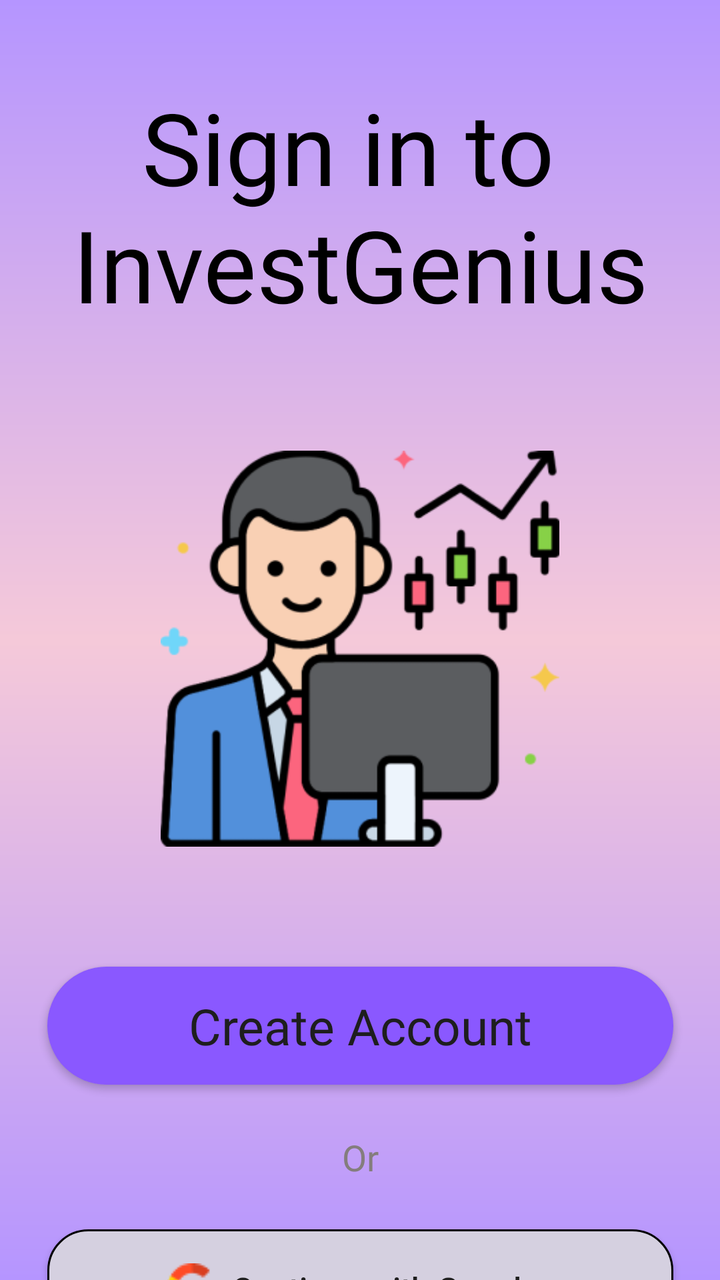
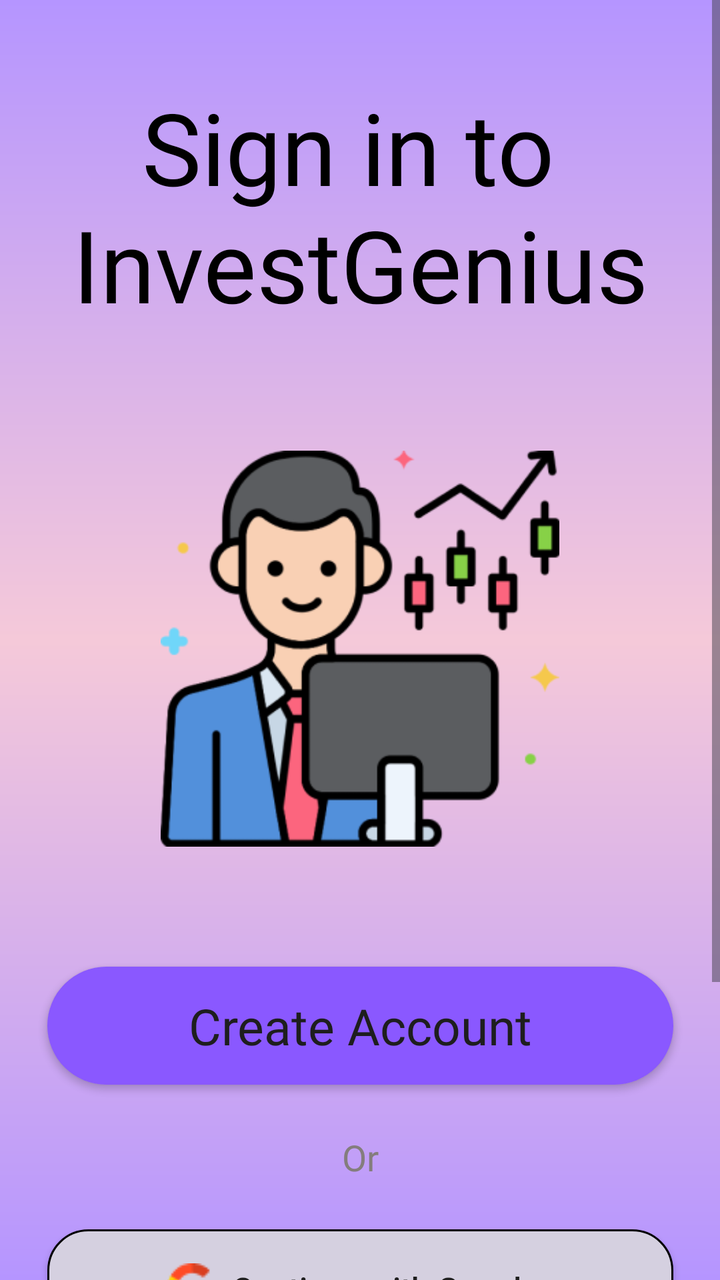

Before-and-after screenshots of an Android layout around one commit, followed by the original layout XML and the change that was made.
<!-- AndroidManifest.xml: application theme Theme.InvestGenius -->
<!-- res/layout/activity_create_account.xml -->
<?xml version="1.0" encoding="utf-8"?>
<androidx.constraintlayout.widget.ConstraintLayout xmlns:android="http://schemas.android.com/apk/res/android"
    xmlns:app="http://schemas.android.com/apk/res-auto"
    xmlns:tools="http://schemas.android.com/tools"
    android:id="@+id/main"
    android:layout_width="match_parent"
    android:layout_height="match_parent"
    android:background="@drawable/background"
    tools:context=".create_account">

    <TextView
        android:id="@+id/textView10"
        android:layout_width="wrap_content"
        android:layout_height="wrap_content"
        android:layout_marginTop="40dp"
        android:fontFamily="@font/blinker_bold"
        android:gravity="center"
        android:text="Sign in to \nInvestGenius"
        android:textColor="#000000"
        android:textSize="50sp"
        app:layout_constraintEnd_toEndOf="parent"
        app:layout_constraintStart_toStartOf="parent"
        app:layout_constraintTop_toTopOf="parent" />

    <ImageView
        android:id="@+id/imageView5"
        android:layout_width="200dp"
        android:layout_height="198dp"
        android:layout_marginTop="60dp"
        app:layout_constraintEnd_toEndOf="@+id/textView10"
        app:layout_constraintStart_toStartOf="@+id/textView10"
        app:layout_constraintTop_toBottomOf="@+id/textView10"
        app:srcCompat="@drawable/stockbroker" />

    <androidx.appcompat.widget.AppCompatButton
        android:id="@+id/button4"
        android:layout_width="313dp"
        android:layout_height="59dp"
        android:layout_marginTop="60dp"
        android:background="@drawable/button"
        android:elevation="15dp"
        android:fontFamily="@font/istok_web_bold"
        android:text="Create Account"
        android:textAllCaps="false"
        android:textColor="#1E1E1E"
        android:textSize="25sp"
        app:layout_constraintEnd_toEndOf="@+id/imageView5"
        app:layout_constraintStart_toStartOf="@+id/imageView5"
        app:layout_constraintTop_toBottomOf="@+id/imageView5" />

    <TextView
        android:id="@+id/textView11"
        android:layout_width="wrap_content"
        android:layout_height="wrap_content"
        android:layout_marginTop="24dp"
        android:fontFamily="@font/istok_web_bold"
        android:text="Or"
        android:textColor="#847D7D"
        android:textSize="18sp"
        app:layout_constraintEnd_toEndOf="@+id/button4"
        app:layout_constraintStart_toStartOf="@+id/button4"
        app:layout_constraintTop_toBottomOf="@+id/button4" />

    <androidx.appcompat.widget.AppCompatButton
        android:id="@+id/button5"
        android:layout_width="313dp"
        android:layout_height="59dp"
        android:layout_marginTop="24dp"
        android:background="@drawable/googlebutton"
        android:drawableLeft="@drawable/google"
        android:elevation="10dp"
        android:paddingStart="60dp"
        android:paddingEnd="60dp"
        android:text="Continue with Google"
        android:textAllCaps="false"
        android:textColor="#1E1E1E"
        android:textSize="16sp"
        app:layout_constraintEnd_toEndOf="@+id/textView11"
        app:layout_constraintStart_toStartOf="@+id/textView11"
        app:layout_constraintTop_toBottomOf="@+id/textView11" />

    <ImageView
        android:id="@+id/imageView6"
        android:layout_width="wrap_content"
        android:layout_height="wrap_content"
        android:layout_marginTop="50dp"
        app:layout_constraintEnd_toEndOf="parent"
        app:layout_constraintStart_toStartOf="parent"
        app:layout_constraintTop_toBottomOf="@+id/button5"
        app:srcCompat="@drawable/linear" />

    <TextView
        android:id="@+id/textView12"
        android:layout_width="wrap_content"
        android:layout_height="wrap_content"
        android:layout_marginTop="50dp"
        android:fontFamily="@font/istok_web_bold"
        android:text="Already have an account!!"
        android:textColor="#000000"
        android:textSize="18sp"
        app:layout_constraintEnd_toEndOf="@+id/imageView6"
        app:layout_constraintStart_toStartOf="@+id/imageView6"
        app:layout_constraintTop_toBottomOf="@+id/imageView6" />

    <TextView
        android:id="@+id/textView13"
        android:layout_width="wrap_content"
        android:layout_height="wrap_content"
        android:fontFamily="@font/istok_web_bold"
        android:text="Login"
        android:textColor="#7F48FF"
        android:textSize="18sp"
        app:layout_constraintEnd_toEndOf="@+id/textView12"
        app:layout_constraintStart_toStartOf="@+id/textView12"
        app:layout_constraintTop_toBottomOf="@+id/textView12" />
</androidx.constraintlayout.widget.ConstraintLayout>
<!-- resources referenced by this layout -->
<resources>
  <!-- drawable background (drawable) -->
  <?xml version="1.0" encoding="utf-8"?>
  <shape xmlns:android="http://schemas.android.com/apk/res/android">
      <gradient
          android:startColor="#B595FF"
          android:centerColor="#F5C9D9"
          android:endColor="#B595FF"
          android:angle="450">
      </gradient>
  </shape>
  <!-- drawable button (drawable) -->
  <?xml version="1.0" encoding="utf-8"?>
  <shape xmlns:android="http://schemas.android.com/apk/res/android">
      <solid android:color="#8A58FF">
      </solid>
      <corners android:radius="50dp"></corners>
      <stroke android:color="@color/white"/>
  </shape>
  <!-- drawable google: png bitmap (drawable, 956 bytes) -->
  <!-- drawable googlebutton (drawable) -->
  <?xml version="1.0" encoding="utf-8"?>
  <shape xmlns:android="http://schemas.android.com/apk/res/android">
      <solid android:color="#D5D0E0"/>
      <corners android:radius="20dp"/>
      <stroke android:color="@color/black"
          android:width="1dp"/>
  </shape>
  <!-- drawable linear: png bitmap (drawable, 265 bytes) -->
  <!-- drawable stockbroker: png bitmap (drawable, 23435 bytes) -->
  <style name="Theme.InvestGenius" parent="Base.Theme.InvestGenius" />
  <color name="white">#FFFFFFFF</color>
  <color name="black">#FF000000</color>
  <style name="Base.Theme.InvestGenius" parent="Theme.Material3.DayNight.NoActionBar">
          
          
      </style>
</resources>

<!-- the commit's change to res/layout/activity_create_account.xml (unified diff, before → after) -->
@@ -8,109 +8,120 @@
     android:background="@drawable/background"
     tools:context=".create_account">
 
-    <TextView
-        android:id="@+id/textView10"
-        android:layout_width="wrap_content"
-        android:layout_height="wrap_content"
-        android:layout_marginTop="40dp"
-        android:fontFamily="@font/blinker_bold"
-        android:gravity="center"
-        android:text="Sign in to \nInvestGenius"
-        android:textColor="#000000"
-        android:textSize="50sp"
-        app:layout_constraintEnd_toEndOf="parent"
-        app:layout_constraintStart_toStartOf="parent"
-        app:layout_constraintTop_toTopOf="parent" />
+    <ScrollView
+        android:layout_width="match_parent"
+        android:layout_height="match_parent">
 
-    <ImageView
-        android:id="@+id/imageView5"
-        android:layout_width="200dp"
-        android:layout_height="198dp"
-        android:layout_marginTop="60dp"
-        app:layout_constraintEnd_toEndOf="@+id/textView10"
-        app:layout_constraintStart_toStartOf="@+id/textView10"
-        app:layout_constraintTop_toBottomOf="@+id/textView10"
-        app:srcCompat="@drawable/stockbroker" />
+        <androidx.constraintlayout.widget.ConstraintLayout
+            android:layout_width="match_parent"
+            android:layout_height="wrap_content">
 
-    <androidx.appcompat.widget.AppCompatButton
-        android:id="@+id/button4"
-        android:layout_width="313dp"
-        android:layout_height="59dp"
-        android:layout_marginTop="60dp"
-        android:background="@drawable/button"
-        android:elevation="15dp"
-        android:fontFamily="@font/istok_web_bold"
-        android:text="Create Account"
-        android:textAllCaps="false"
-        android:textColor="#1E1E1E"
-        android:textSize="25sp"
-        app:layout_constraintEnd_toEndOf="@+id/imageView5"
-        app:layout_constraintStart_toStartOf="@+id/imageView5"
-        app:layout_constraintTop_toBottomOf="@+id/imageView5" />
+            <TextView
+                android:id="@+id/textView10"
+                android:layout_width="wrap_content"
+                android:layout_height="wrap_content"
+                android:layout_marginTop="40dp"
+                android:fontFamily="@font/blinker_bold"
+                android:gravity="center"
+                android:text="Sign in to \nInvestGenius"
+                android:textColor="#000000"
+                android:textSize="50sp"
+                app:layout_constraintEnd_toEndOf="parent"
+                app:layout_constraintStart_toStartOf="parent"
+                app:layout_constraintTop_toTopOf="parent" />
 
-    <TextView
-        android:id="@+id/textView11"
-        android:layout_width="wrap_content"
-        android:layout_height="wrap_content"
-        android:layout_marginTop="24dp"
-        android:fontFamily="@font/istok_web_bold"
-        android:text="Or"
-        android:textColor="#847D7D"
-        android:textSize="18sp"
-        app:layout_constraintEnd_toEndOf="@+id/button4"
-        app:layout_constraintStart_toStartOf="@+id/button4"
-        app:layout_constraintTop_toBottomOf="@+id/button4" />
+            <ImageView
+                android:id="@+id/imageView5"
+                android:layout_width="200dp"
+                android:layout_height="198dp"
+                android:layout_marginTop="60dp"
+                app:layout_constraintEnd_toEndOf="@+id/textView10"
+                app:layout_constraintStart_toStartOf="@+id/textView10"
+                app:layout_constraintTop_toBottomOf="@+id/textView10"
+                app:srcCompat="@drawable/stockbroker" />
 
-    <androidx.appcompat.widget.AppCompatButton
-        android:id="@+id/button5"
-        android:layout_width="313dp"
-        android:layout_height="59dp"
-        android:layout_marginTop="24dp"
-        android:background="@drawable/googlebutton"
-        android:drawableLeft="@drawable/google"
-        android:elevation="10dp"
-        android:paddingStart="60dp"
-        android:paddingEnd="60dp"
-        android:text="Continue with Google"
-        android:textAllCaps="false"
-        android:textColor="#1E1E1E"
-        android:textSize="16sp"
-        app:layout_constraintEnd_toEndOf="@+id/textView11"
-        app:layout_constraintStart_toStartOf="@+id/textView11"
-        app:layout_constraintTop_toBottomOf="@+id/textView11" />
+            <androidx.appcompat.widget.AppCompatButton
+                android:id="@+id/button4"
+                android:layout_width="313dp"
+                android:layout_height="59dp"
+                android:layout_marginTop="60dp"
+                android:background="@drawable/button"
+                android:elevation="15dp"
+                android:fontFamily="@font/istok_web_bold"
+                android:text="Create Account"
+                android:textAllCaps="false"
+                android:textColor="#1E1E1E"
+                android:textSize="25sp"
+                app:layout_constraintEnd_toEndOf="@+id/imageView5"
+                app:layout_constraintStart_toStartOf="@+id/imageView5"
+                app:layout_constraintTop_toBottomOf="@+id/imageView5" />
 
-    <ImageView
-        android:id="@+id/imageView6"
-        android:layout_width="wrap_content"
-        android:layout_height="wrap_content"
-        android:layout_marginTop="50dp"
-        app:layout_constraintEnd_toEndOf="parent"
-        app:layout_constraintStart_toStartOf="parent"
-        app:layout_constraintTop_toBottomOf="@+id/button5"
-        app:srcCompat="@drawable/linear" />
+            <TextView
+                android:id="@+id/textView11"
+                android:layout_width="wrap_content"
+                android:layout_height="wrap_content"
+                android:layout_marginTop="24dp"
+                android:fontFamily="@font/istok_web_bold"
+                android:text="Or"
+                android:textColor="#847D7D"
+                android:textSize="18sp"
+                app:layout_constraintEnd_toEndOf="@+id/button4"
+                app:layout_constraintStart_toStartOf="@+id/button4"
+                app:layout_constraintTop_toBottomOf="@+id/button4" />
 
-    <TextView
-        android:id="@+id/textView12"
-        android:layout_width="wrap_content"
-        android:layout_height="wrap_content"
-        android:layout_marginTop="50dp"
-        android:fontFamily="@font/istok_web_bold"
-        android:text="Already have an account!!"
-        android:textColor="#000000"
-        android:textSize="18sp"
-        app:layout_constraintEnd_toEndOf="@+id/imageView6"
-        app:layout_constraintStart_toStartOf="@+id/imageView6"
-        app:layout_constraintTop_toBottomOf="@+id/imageView6" />
+            <androidx.appcompat.widget.AppCompatButton
+                android:id="@+id/button5"
+                android:layout_width="313dp"
+                android:layout_height="59dp"
+                android:layout_marginTop="24dp"
+                android:background="@drawable/googlebutton"
+                android:drawableLeft="@drawable/google"
+                android:elevation="10dp"
+                android:paddingStart="60dp"
+                android:paddingEnd="60dp"
+                android:text="Continue with Google"
+                android:textAllCaps="false"
+                android:textColor="#1E1E1E"
+                android:textSize="16sp"
+                app:layout_constraintEnd_toEndOf="@+id/textView11"
+                app:layout_constraintStart_toStartOf="@+id/textView11"
+                app:layout_constraintTop_toBottomOf="@+id/textView11" />
 
-    <TextView
-        android:id="@+id/textView13"
-        android:layout_width="wrap_content"
-        android:layout_height="wrap_content"
-        android:fontFamily="@font/istok_web_bold"
-        android:text="Login"
-        android:textColor="#7F48FF"
-        android:textSize="18sp"
-        app:layout_constraintEnd_toEndOf="@+id/textView12"
-        app:layout_constraintStart_toStartOf="@+id/textView12"
-        app:layout_constraintTop_toBottomOf="@+id/textView12" />
+            <ImageView
+                android:id="@+id/imageView6"
+                android:layout_width="wrap_content"
+                android:layout_height="wrap_content"
+                android:layout_marginTop="50dp"
+                app:layout_constraintEnd_toEndOf="@+id/button5"
+                app:layout_constraintStart_toStartOf="@+id/button5"
+                app:layout_constraintTop_toBottomOf="@+id/button5"
+                app:srcCompat="@drawable/linear" />
+
+            <TextView
+                android:id="@+id/textView12"
+                android:layout_width="wrap_content"
+                android:layout_height="wrap_content"
+                android:layout_marginTop="50dp"
+                android:fontFamily="@font/istok_web_bold"
+                android:text="Already have an account!!"
+                android:textColor="#000000"
+                android:textSize="18sp"
+                app:layout_constraintEnd_toEndOf="@+id/imageView6"
+                app:layout_constraintStart_toStartOf="@+id/imageView6"
+                app:layout_constraintTop_toBottomOf="@+id/imageView6" />
+
+            <TextView
+                android:id="@+id/textView13"
+                android:layout_width="wrap_content"
+                android:layout_height="wrap_content"
+                android:fontFamily="@font/istok_web_bold"
+                android:text="Login"
+                android:textColor="#7F48FF"
+                android:textSize="18sp"
+                app:layout_constraintEnd_toEndOf="@+id/textView12"
+                app:layout_constraintStart_toStartOf="@+id/textView12"
+                app:layout_constraintTop_toBottomOf="@+id/textView12" />
+        </androidx.constraintlayout.widget.ConstraintLayout>
+    </ScrollView>
+
 </androidx.constraintlayout.widget.ConstraintLayout>
